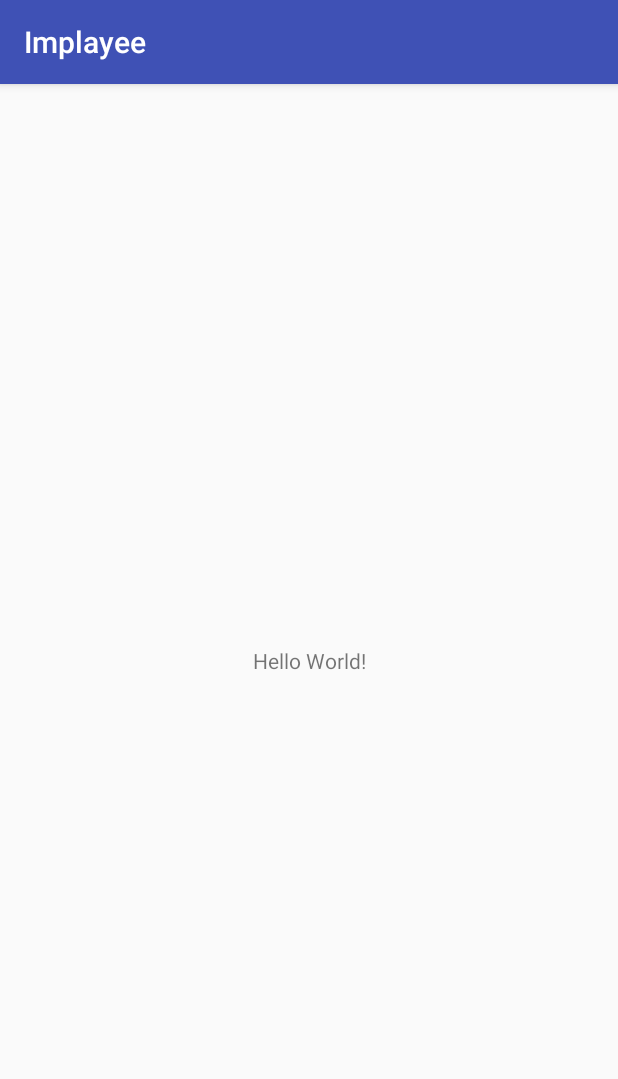
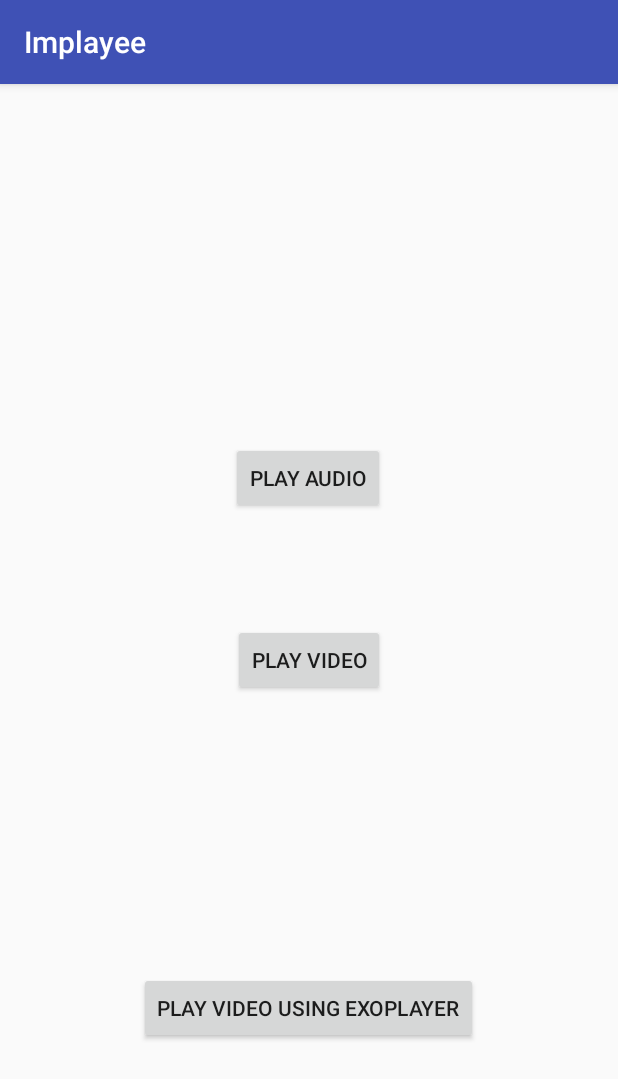
Before and after one commit to hanuor/implayee-starter, an Android app: the screen it shows after launch (MainActivity), on a phone screen of 412 x 824 dp. Shown: the top 1079 px of the screen. Run offline under Robolectric (Android 15) with nearby library versions, the phone set to English and light mode, and no system bars.

Commit message:
Added buttons

```diff
--- a/app/src/main/java/com/raywenderlich/implayee/MainActivity.kt
+++ b/app/src/main/java/com/raywenderlich/implayee/MainActivity.kt
@@ -1,12 +1,37 @@
 package com.raywenderlich.implayee
 
+import android.os.Bundle
 import android.support.v7.app.AppCompatActivity
-import android.os.Bundle
+import android.widget.Button
 
 class MainActivity : AppCompatActivity() {
-
+    var playAudioButton: Button? = null
+    var playVideoButton: Button? = null
+    var exoPlayerButton: Button? = null
     override fun onCreate(savedInstanceState: Bundle?) {
         super.onCreate(savedInstanceState)
         setContentView(R.layout.activity_main)
+
+    }
+
+    fun initViews() {
+        //play audio button (mediaplayer class)
+        playAudioButton = findViewById(R.id.playAudioButton)
+        //play video button (mediaplayer class)
+        playVideoButton = findViewById(R.id.playVideoButton)
+        //play video using ExoPlayer
+        exoPlayerButton = findViewById(R.id.exoPlayerButton)
+    }
+
+    fun onClicks() {
+        playAudioButton?.setOnClickListener({
+
+        })
+        playVideoButton?.setOnClickListener({
+
+        })
+        exoPlayerButton?.setOnClickListener({
+
+        })
     }
 }
--- a/app/src/main/res/layout/activity_main.xml
+++ b/app/src/main/res/layout/activity_main.xml
@@ -1,18 +1,41 @@
 <?xml version="1.0" encoding="utf-8"?>
 <android.support.constraint.ConstraintLayout xmlns:android="http://schemas.android.com/apk/res/android"
-    xmlns:app="http://schemas.android.com/apk/res-auto"
     xmlns:tools="http://schemas.android.com/tools"
     android:layout_width="match_parent"
     android:layout_height="match_parent"
     tools:context="com.raywenderlich.implayee.MainActivity">
 
-    <TextView
-        android:layout_width="wrap_content"
-        android:layout_height="wrap_content"
-        android:text="Hello World!"
-        app:layout_constraintBottom_toBottomOf="parent"
-        app:layout_constraintLeft_toLeftOf="parent"
-        app:layout_constraintRight_toRightOf="parent"
-        app:layout_constraintTop_toTopOf="parent" />
+    <RelativeLayout
+        android:layout_width="match_parent"
+        android:layout_height="match_parent">
+
+        <Button
+            android:id="@+id/playAudioButton"
+            android:layout_width="wrap_content"
+            android:layout_height="wrap_content"
+            android:layout_above="@+id/playVideoButton"
+            android:layout_alignEnd="@+id/playVideoButton"
+            android:layout_alignRight="@+id/playVideoButton"
+            android:layout_marginBottom="73dp"
+            android:text="Play Audio" />
+
+        <Button
+            android:id="@+id/playVideoButton"
+            android:layout_width="wrap_content"
+            android:layout_height="wrap_content"
+            android:layout_centerHorizontal="true"
+            android:layout_centerVertical="true"
+            android:text="Play Video" />
+
+        <Button
+            android:id="@+id/exoPlayerButton"
+            android:layout_width="wrap_content"
+            android:layout_height="wrap_content"
+            android:layout_alignParentBottom="true"
+            android:layout_centerHorizontal="true"
+            android:layout_marginBottom="128dp"
+            android:text="Play Video using ExoPlayer" />
+    </RelativeLayout>
+
 
 </android.support.constraint.ConstraintLayout>
```
